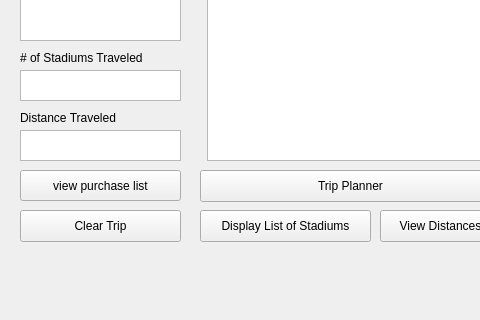
This is app/baseball_gui/mainwindow.ui in housengw/CS8-I-Love-Baseball as Qt 5 draws it before an edit; both pictures show x 0 to 480 and y 377 to 697 of the 1001 by 697 pixel window. The edited form follows.
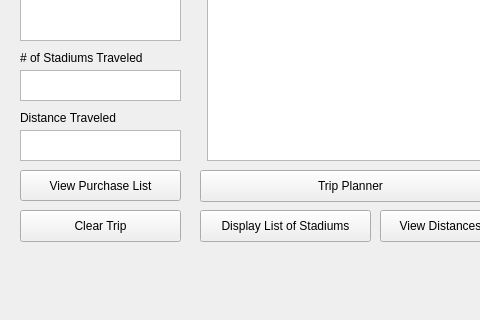
This is the edited form. Custom widgets are drawn as their Qt base class.

What changed in the file:
```diff
--- a/app/baseball_gui/mainwindow.ui
+++ b/app/baseball_gui/mainwindow.ui
@@ -231,7 +231,7 @@
      </rect>
     </property>
     <property name="text">
-     <string>view purchase list</string>
+     <string>View Purchase List</string>
     </property>
    </widget>
   </widget>
```
